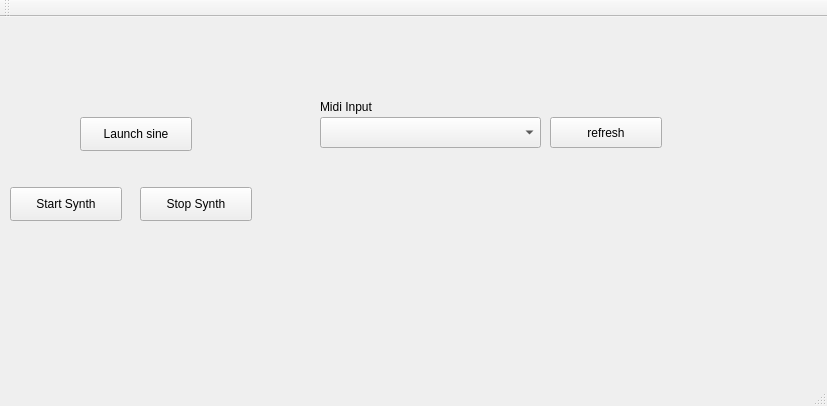
johnty/QtStkPipeOrgan, file mainwindow.ui: the form before one commit.
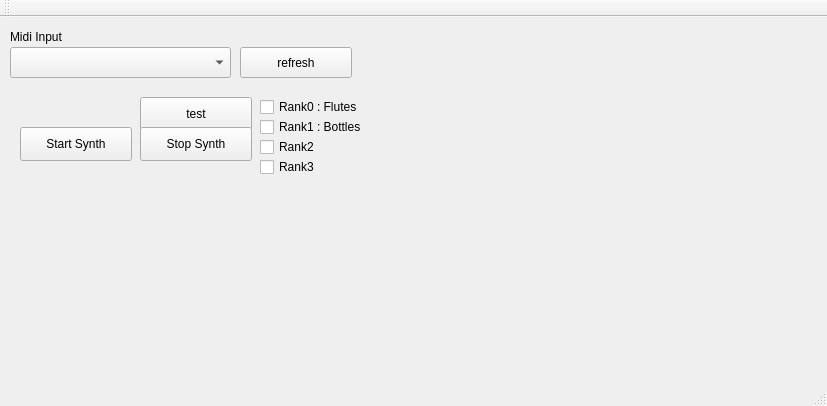
The form after the commit.

```diff
--- a/mainwindow.ui
+++ b/mainwindow.ui
@@ -17,21 +17,21 @@
    <widget class="QPushButton" name="pushButtonSine">
     <property name="geometry">
      <rect>
-      <x>80</x>
-      <y>100</y>
+      <x>140</x>
+      <y>80</y>
       <width>112</width>
       <height>34</height>
      </rect>
     </property>
     <property name="text">
-     <string>Launch sine</string>
+     <string>test</string>
     </property>
    </widget>
    <widget class="QPushButton" name="pushButtonStart">
     <property name="geometry">
      <rect>
-      <x>10</x>
-      <y>170</y>
+      <x>20</x>
+      <y>110</y>
       <width>112</width>
       <height>34</height>
      </rect>
@@ -44,7 +44,7 @@
     <property name="geometry">
      <rect>
       <x>140</x>
-      <y>170</y>
+      <y>110</y>
       <width>112</width>
       <height>34</height>
      </rect>
@@ -56,8 +56,8 @@
    <widget class="QComboBox" name="comboBoxMidiIn">
     <property name="geometry">
      <rect>
-      <x>320</x>
-      <y>100</y>
+      <x>10</x>
+      <y>30</y>
       <width>221</width>
       <height>31</height>
      </rect>
@@ -66,8 +66,8 @@
    <widget class="QLabel" name="labelMidiInput">
     <property name="geometry">
      <rect>
-      <x>320</x>
-      <y>80</y>
+      <x>10</x>
+      <y>10</y>
       <width>91</width>
       <height>19</height>
      </rect>
@@ -79,8 +79,8 @@
    <widget class="QPushButton" name="pushButtonRefreshMidi">
     <property name="geometry">
      <rect>
-      <x>550</x>
-      <y>100</y>
+      <x>240</x>
+      <y>30</y>
       <width>112</width>
       <height>31</height>
      </rect>
@@ -89,6 +89,58 @@
      <string>refresh</string>
     </property>
    </widget>
+   <widget class="QCheckBox" name="checkBoxRank0">
+    <property name="geometry">
+     <rect>
+      <x>260</x>
+      <y>80</y>
+      <width>111</width>
+      <height>20</height>
+     </rect>
+    </property>
+    <property name="text">
+     <string>Rank0 : Flutes</string>
+    </property>
+   </widget>
+   <widget class="QCheckBox" name="checkBoxRank1">
+    <property name="geometry">
+     <rect>
+      <x>260</x>
+      <y>100</y>
+      <width>141</width>
+      <height>20</height>
+     </rect>
+    </property>
+    <property name="text">
+     <string>Rank1 : Bottles</string>
+    </property>
+   </widget>
+   <widget class="QCheckBox" name="checkBoxRank2">
+    <property name="geometry">
+     <rect>
+      <x>260</x>
+      <y>120</y>
+      <width>141</width>
+      <height>20</height>
+     </rect>
+    </property>
+    <property name="text">
+     <string>Rank2</string>
+    </property>
+   </widget>
+   <widget class="QCheckBox" name="checkBoxRank3">
+    <property name="geometry">
+     <rect>
+      <x>260</x>
+      <y>140</y>
+      <width>141</width>
+      <height>20</height>
+     </rect>
+    </property>
+    <property name="text">
+     <string>Rank3</string>
+    </property>
+   </widget>
   </widget>
   <widget class="QMenuBar" name="menuBar">
    <property name="geometry">
```
Left out of the diff: 2 changed lines with no effect on the pictures.
